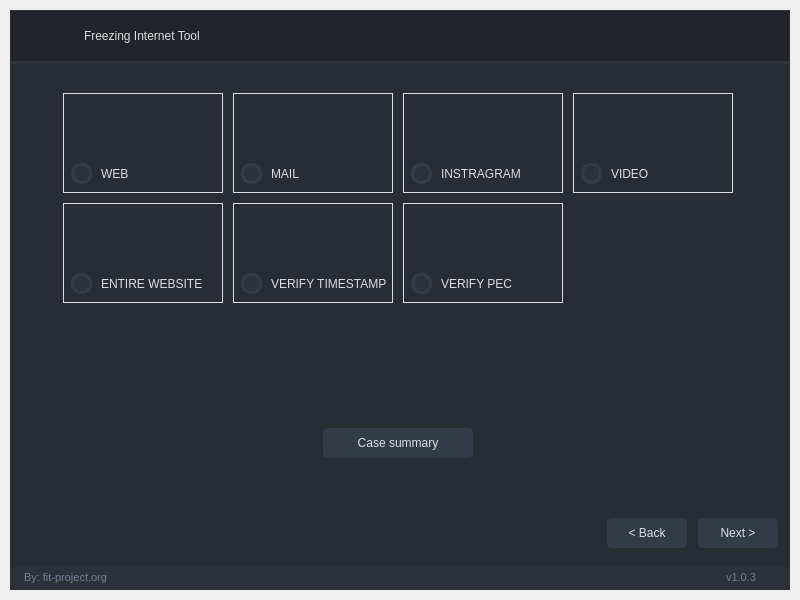
This is ui/wizard/wizard.ui in fit-project/fit as Qt 5 draws it before an edit. The edited form follows.
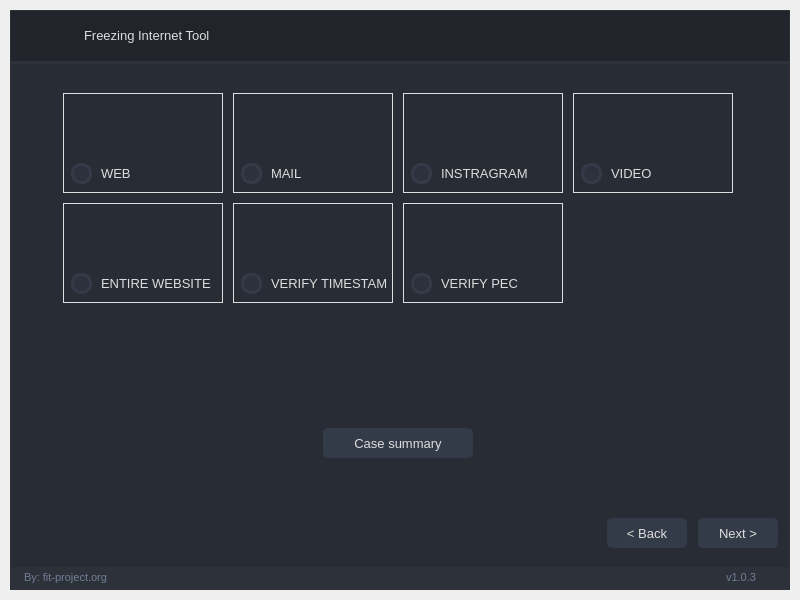
This is the edited form. Icons and pictures are not drawn.

Commit message: Remove Segoe e rafactoring dialog

Patch:
```diff
--- a/ui/wizard/wizard.ui
+++ b/ui/wizard/wizard.ui
@@ -26,11 +26,10 @@
 
 QWidget{
 	color: rgb(221, 221, 221);
-	font: 13px &quot;Segoe UI&quot;;
+	font: 13px;
 }
 
-/* /////////////////////////////////////////////////////////////////////////////////////////////////
-Tooltip */
+/* Tooltip */
 QToolTip {
 	color: #e06133;
 	background-color: rgba(33, 37, 43, 180);
@@ -52,7 +51,7 @@
 }
 
 /* Title Menu */
-#title_right_info { font: 13px &quot;Segoe UI&quot;; }
+#title_right_info { font: 13px; }
 #title_right_info { padding-left: 10px; }
 
 
```
The commit also changes 7 other files.
